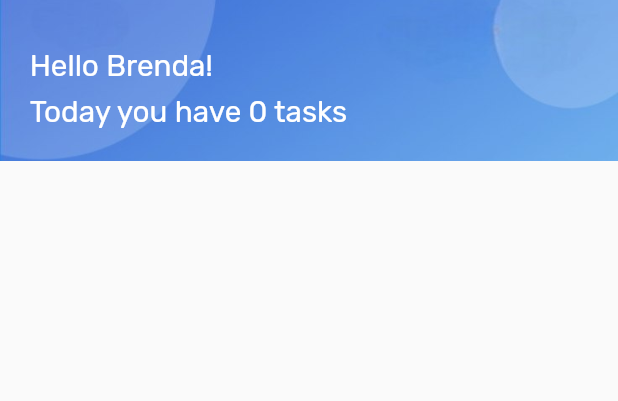
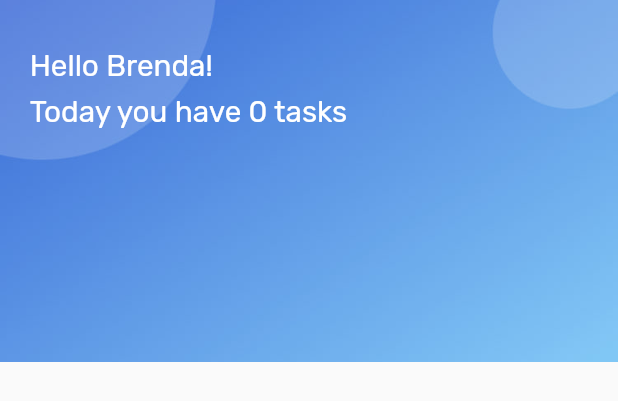
Before and after one commit to said8811/todo_app, a Flutter app: the LoadedTaskWidget widget shown alone on an empty page, opened directly with empty values, on a phone screen of 412 x 824 dp. Shown: the top 401 px of the screen. Run offline on Flutter 3.47's test engine with Material 2 defaults, Android fonts, the phone set to English and light mode, and no system bars; our stand-ins replace bloc, equatable, flutter_bloc, flutter_local_notifications, flutter_screenutil, flutter_slidable and 5 more; accounts and stored records are empty.

Commit message:
new changes

```diff
--- a/lib/bloc/task_bloc/task_state.dart
+++ b/lib/bloc/task_bloc/task_state.dart
@@ -23,7 +23,8 @@ class TasksEmptyState extends TaskState {
 
 class TasksLoadedState extends TaskState {
   final List<TaskModel> tasks;
-  TasksLoadedState({required this.tasks});
+  final TaskModel? notifyTask;
+  TasksLoadedState({required this.tasks, this.notifyTask});
   @override
   // TODO: implement props
   List<Object?> get props => [tasks];
--- a/lib/data/models/tasks_category_model.dart
+++ b/lib/data/models/tasks_category_model.dart
@@ -63,4 +63,12 @@ class TaskCategory {
     "Party": 4,
     "Study": 5,
   };
+  static Map counts = {
+    "Personal": 0,
+    "Work": 0,
+    "Meeting": 0,
+    "Shopping": 0,
+    "Party": 0,
+    "Study": 0,
+  };
 }
--- a/lib/screens/home/home.dart
+++ b/lib/screens/home/home.dart
@@ -34,6 +34,7 @@ class _HomePageState extends State<HomePage> {
             if (state is TasksLoadedState) {
               return LoadedTaskWidget(
                 tasks: state.tasks,
+                notifytask: state.notifyTask,
               );
             }
             return const SizedBox();
--- a/lib/screens/home/states/task_loaded.dart
+++ b/lib/screens/home/states/task_loaded.dart
@@ -12,16 +12,55 @@ import '../widgets/task_widget.dart';
 
 class LoadedTaskWidget extends StatelessWidget {
   List<TaskModel> tasks;
+  TaskModel? notifytask;
   LoadedTaskWidget({
     super.key,
     required this.tasks,
+    required this.notifytask,
   });
 
   @override
   Widget build(BuildContext context) {
     return Column(
       children: [
+        notifytask != null
+            ? Container(
+                decoration: BoxDecoration(
+                  image: DecorationImage(
+                      image: AssetImage(MyImages.appbarNotify),
+                      fit: BoxFit.cover),
+                ),
+                height: 238.h,
+                width: double.infinity,
+                child: Stack(children: [
+                  Positioned(
+                    top: 32.h,
+                    left: 18.w,
+                    child: Column(
+                      crossAxisAlignment: CrossAxisAlignment.start,
+                      children: [
+                        Text(
+                          "Hello Brenda!",
+                          style: fontRubikW400(appcolor: MyColors.white)
+                              .copyWith(fontSize: 18.sp),
+                        ),
+                        8.h.ph,
+                        Text(
+                          "Today you have ${tasks.length} tasks",
+                          style: fontRubikW400(appcolor: MyColors.white)
+                              .copyWith(fontSize: 18.sp),
+                        ),
                         Container(
+                          height: 106,
+                          decoration: BoxDecoration(
+                              color: MyColors.white.withOpacity(0.31)),
+                        )
+                      ],
+                    ),
+                  ),
+                ]),
+              )
+            : Container(
                 decoration: BoxDecoration(
                   image: DecorationImage(
                       image: AssetImage(MyImages.appbar), fit: BoxFit.cover),
@@ -48,7 +87,7 @@ class LoadedTaskWidget extends StatelessWidget {
                         )
                       ],
                     ),
-            )
+                  ),
                 ]),
               ),
         Container(
--- a/lib/utils/images.dart
+++ b/lib/utils/images.dart
@@ -2,4 +2,5 @@ class MyImages {
   static String note = "assets/svg/note.svg";
   static String empty_tasks = "assets/svg/empty_note.svg";
   static String appbar = "assets/images/appbar.jpg";
+  static String appbarNotify = "assets/images/appbar_notify.jpg";
 }
```
Also changed, not shown: lib/bloc/task_bloc/task_bloc.dart (+10 -6 lines), lib/screens/task/tasks.dart (+5 -3 lines), lib/utils/count.dart (added, +11 -0 lines), assets/images/appbar_notify.jpg (added). Lines whose indentation alone changed are shown as unchanged.
